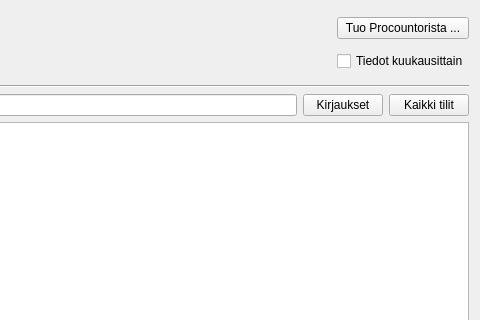
Old version of the form kitsas/maaritys/tilinavaus/tilinavaus.ui in the repository artoh/kitupiikki; both pictures show x 576 to 1056 and y 0 to 320 of the 1056 by 568 pixel window.
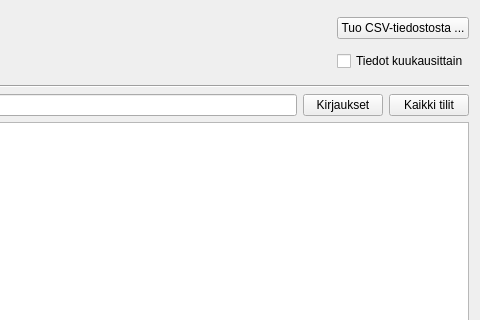
New version of the form. Icons and pictures are not drawn. Custom widgets are drawn as their Qt base class.

Commit message: PC -> CSV napissa

```diff
--- a/kitsas/maaritys/tilinavaus/tilinavaus.ui
+++ b/kitsas/maaritys/tilinavaus/tilinavaus.ui
@@ -41,7 +41,7 @@
        <item>
         <widget class="QPushButton" name="tuoNappi">
          <property name="text">
-          <string>Tuo Procountorista ...</string>
+          <string>Tuo CSV-tiedostosta ...</string>
          </property>
          <property name="icon">
           <iconset resource="../../pic/pic.qrc">
```
